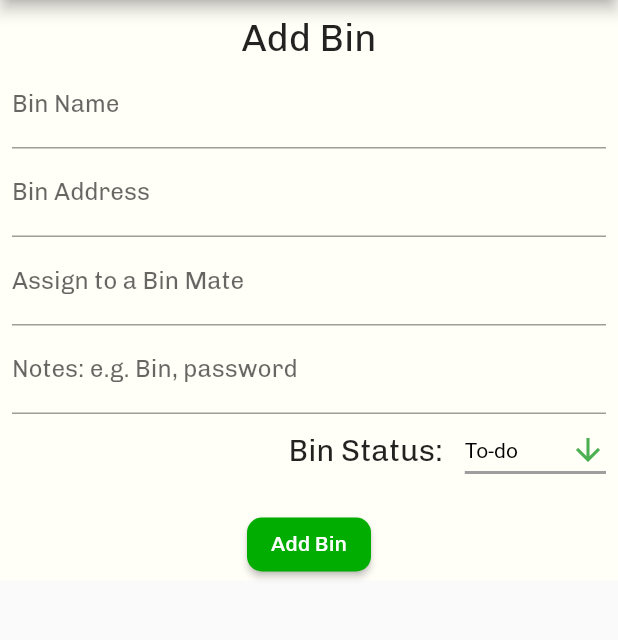
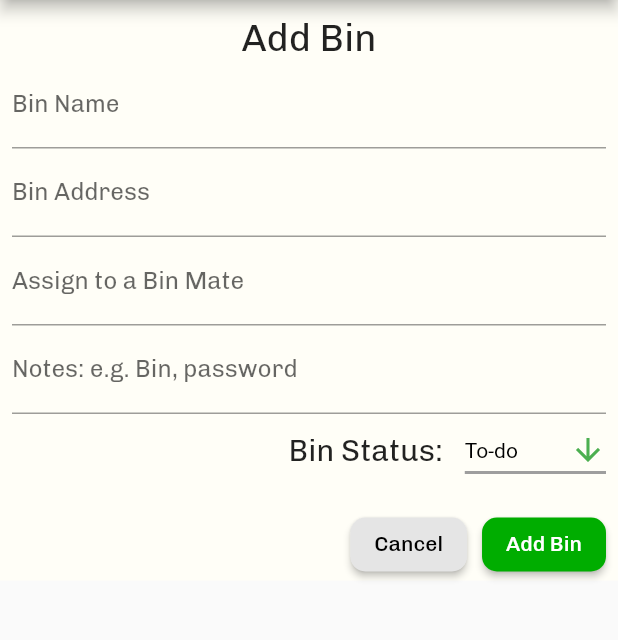
Before and after one commit to Matirix/BinMates, a Flutter app: the screen it shows once a user with an empty profile is signed in, after a tap on the "add" icon, on a phone screen of 412 x 824 dp, the part 90-730 px from its top. Run offline on Flutter 3.47's test engine with Material 2 defaults, Android fonts, the phone set to English and light mode, and no system bars; our stand-ins replace cloud_firestore, firebase_auth, firebase_core, google_maps_flutter; missing offline and left inert: dart:ffi; accounts and stored records are empty; network calls fail.

Commit message:
Added more documentation and refactored the names to be more consistent

```diff
--- a/lib/addBin.dart
+++ b/lib/addBin.dart
@@ -1,7 +1,7 @@
 import 'package:binmatesapp/customAppBar.dart';
 import 'package:binmatesapp/databaseinterface.dart';
 import 'package:binmatesapp/main.dart';
-import 'package:binmatesapp/models/marker_model.dart';
+import 'package:binmatesapp/models/binModel.dart';
 import 'screenNav.dart';
 import 'package:flutter/material.dart';
 import 'package:flutter/src/widgets/framework.dart';
@@ -42,7 +42,8 @@ class _AddBinAdminState extends State<AddBinAdmin> {
       _binAddressController.text,
     );
 
-    MarkerModel binInfo = MarkerModel(
+    /// Create a new bin object
+    Bin binInfo = Bin(
       binName: _binNameController.text,
       binAddress: _binAddressController.text,
       Lat: latLng!.latitude,
@@ -106,11 +107,38 @@ class _AddBinAdminState extends State<AddBinAdmin> {
                     const SizedBox(
                       height: 15,
                     ),
+                    Row(
+                      mainAxisAlignment: MainAxisAlignment.end,
+                      children: [
+                        ElevatedButton(
+                          style: ElevatedButton.styleFrom(
+                            // light white color
+                            backgroundColor: const Color(0xFFE5E5E5),
+                            shape: const RoundedRectangleBorder(
+                              borderRadius:
+                                  BorderRadius.all(Radius.circular(10)),
+                            ),
+                          ),
+                          onPressed: () {
+                            Navigator.push(
+                              context,
+                              MaterialPageRoute(
+                                builder: (context) => const NavBar(),
+                              ),
+                            );
+                          },
+                          child: const Text('Cancel',
+                              style: TextStyle(color: Colors.black)),
+                        ),
+                        const SizedBox(
+                          width: 10,
+                        ),
                         ElevatedButton(
                           style: ElevatedButton.styleFrom(
                             backgroundColor: const Color(0xFF00AD00),
                             shape: const RoundedRectangleBorder(
-                          borderRadius: BorderRadius.all(Radius.circular(10)),
+                              borderRadius:
+                                  BorderRadius.all(Radius.circular(10)),
                             ),
                           ),
                           onPressed: () async {
@@ -123,6 +151,8 @@ class _AddBinAdminState extends State<AddBinAdmin> {
                             );
                           },
                           child: const Text('Add Bin'),
+                        ),
+                      ],
                     ),
                   ],
                 ))
--- a/lib/binDetails.dart
+++ b/lib/binDetails.dart
@@ -9,6 +9,7 @@ class BinDetails extends StatefulWidget {
   State<BinDetails> createState() => _BinDetailsState();
 }
 
+/// This is a list to display the status of the bin.
 const List<String> statusList = <String>[
   'To-do',
   'In-progress',
@@ -16,10 +17,8 @@ const List<String> statusList = <String>[
   'Completed'
 ];
 
+/// This is where we will load the specific bin information.
 class _BinDetailsState extends State<BinDetails> {
-  /**
-   * This is where we will load the specific bin information.
-   */
   Map clientData = {};
 
   @override
--- a/lib/customAppBar.dart
+++ b/lib/customAppBar.dart
@@ -1,6 +1,7 @@
 import 'package:flutter/material.dart';
 import 'databaseinterface.dart';
 
+/// This is for the header of the app
 class CustomAppBar extends StatelessWidget implements PreferredSizeWidget {
   final String? title;
 
--- a/lib/databaseinterface.dart
+++ b/lib/databaseinterface.dart
@@ -1,13 +1,14 @@
 import 'dart:convert';
-import 'package:binmatesapp/models/marker_model.dart';
+import 'package:binmatesapp/models/binModel.dart';
 import 'package:firebase_auth/firebase_auth.dart';
 import 'package:http/http.dart' as http;
 import 'package:cloud_firestore/cloud_firestore.dart';
 import 'package:google_maps_flutter/google_maps_flutter.dart';
 
-import 'models/user_model.dart';
+import 'models/userModel.dart';
 
 class DBInterface {
+  /// Adds the user info to the database
   Future addUserInfo(String userId, Map<String, dynamic> userInfoMap) async {
     return FirebaseFirestore.instance
         .collection("users")
@@ -18,6 +19,8 @@ class DBInterface {
     });
   }
 
+  /// Converts the address into a lat and long using the google maps api
+  /// Returns a LatLng object
   Future<LatLng?> geocodeAddress(String address) async {
     // Should be replaced with a google plan
     var apiKey = 'AIzaSyA5BimNCeljcJ9mFCvxDQyckRAnIWfh_zo';
@@ -36,7 +39,8 @@ class DBInterface {
     return null;
   }
 
-  Future addBinInfo(MarkerModel bin) async {
+  /// Adds a bin to the database
+  Future addBinInfo(Bin bin) async {
     return FirebaseFirestore.instance
         .collection("bins")
         .add(bin.toJson())
@@ -45,15 +49,17 @@ class DBInterface {
     });
   }
 
+  /// Gets the user info from the database
   Future<DocumentSnapshot> getUserInfo(String userId) async {
     return FirebaseFirestore.instance.collection("users").doc(userId).get();
   }
 
+  /// Gets all the bins from the database
   Future<List> getBins() async {
     QuerySnapshot querySnapshot =
         await FirebaseFirestore.instance.collection('bins').get();
     List binList = querySnapshot.docs
-        .map((doc) => MarkerModel.fromJson(doc.data() as Map<String, dynamic>))
+        .map((doc) => Bin.fromJson(doc.data() as Map<String, dynamic>))
         .toList();
     return binList;
   }
@@ -66,11 +72,13 @@ class Auth {
 
   Stream<User?> get authStateChanges => _firebaseAuth.authStateChanges();
 
+  /// Signs in the user
   Future<void> signIn({required String email, required String password}) async {
     await _firebaseAuth.signInWithEmailAndPassword(
         email: email, password: password);
   }
 
+  /// Signs up the userand adds the user info to the database
   Future<void> signUp(
       {required String email,
       required String password,
@@ -98,6 +106,7 @@ class Auth {
         .addUserInfo(userCredential.user!.uid, userModel.toJson());
   }
 
+  /// Signs out the user
   Future<void> signOut() async {
     await _firebaseAuth.signOut();
   }
--- a/lib/models/marker_model.dart
+++ b/lib/models/binModel.dart
@@ -1,9 +1,10 @@
+
 import 'dart:convert';
 import 'package:flutter/material.dart';
 import 'package:http/http.dart' as http;
 import 'package:google_maps_flutter/google_maps_flutter.dart';
 
-class MarkerModel {
+class Bin {
   String binAddress;
   double Lat;
   double Lng;
@@ -13,7 +14,7 @@ class MarkerModel {
   String status;
   Marker? marker;
 
-  MarkerModel(
+  Bin(
       {required this.binAddress,
       required this.Lat,
       required this.Lng,
@@ -30,9 +31,9 @@ class MarkerModel {
     return marker;
   }
 
-  factory MarkerModel.fromJson(Map<String, dynamic> json) {
+  factory Bin.fromJson(Map<String, dynamic> json) {
     /**
-     * This function converts the JSON object from the database into a MarkerModel object
+     * This function converts the JSON object from the database into a Bin object
      */
 
     Marker? marker;
@@ -51,7 +52,7 @@ class MarkerModel {
       ),
     );
 
-    return MarkerModel(
+    return Bin(
       binAddress: json['binAddress'],
       Lat: json['Lat'],
       Lng: json['Lng'],
@@ -65,7 +66,7 @@ class MarkerModel {
 
   toJson() {
     /**
-     * This function converts the MarkerModel object into a JSON object to parse into the database
+     * This function converts the Bin object into a JSON object to parse into the database
      */
     return {
       "binAddress": binAddress,
--- a/lib/models/user_model.dart
+++ b/lib/models/userModel.dart
@@ -1,3 +1,5 @@
+
+/// This file contains the [UserModel] class. This is used for binmate accounts
 class UserModel {
   final String? uid;
   final String? firstName;
@@ -17,6 +19,7 @@ class UserModel {
     this.role,
   });
 
+  /// Converts a [userModel] to a [Map].
   toJson() {
     return {
       'uid': uid,
--- a/lib/signIn.dart
+++ b/lib/signIn.dart
@@ -25,7 +25,7 @@ class _LoginState extends State<Login> {
      * Sign in Function
      */
 
-    // TODO Broken show dialog. It does not dissappear when successfully signed in
+    /// Show loading icon
     showDialog(
       context: context,
       barrierDismissible: false,
@@ -46,6 +46,7 @@ class _LoginState extends State<Login> {
   @override
   Widget build(BuildContext context) {
     return Scaffold(
+      resizeToAvoidBottomInset: false,
       body: Column(children: [
         Container(
           color: const Color(0xFFFFFEF7),
@@ -53,16 +54,16 @@ class _LoginState extends State<Login> {
           child: Column(
             mainAxisAlignment: MainAxisAlignment.spaceAround,
             children: [
-              const SizedBox(height: 100.0),
+              const SizedBox(height: 50.0),
               const Image(
                 image: AssetImage('images/BinMates-Logos_RGB.png'),
-                width: 300,
+                width: 200,
                 height: 100,
               ),
               const Image(
                 image: AssetImage('images/Bear.png'),
                 width: 300,
-                height: 300,
+                height: 100,
               ),
               const Padding(
                 padding: EdgeInsets.all(10.0),
@@ -81,31 +82,30 @@ class _LoginState extends State<Login> {
                   decoration: const InputDecoration(
                     border: OutlineInputBorder(
                         borderRadius: BorderRadius.all(Radius.circular(10))),
-                    hintText: 'Email',
+                    labelText: 'Email',
                   ),
                 ),
               ),
               Padding(
                 padding:
                     const EdgeInsets.symmetric(horizontal: 8, vertical: 10),
-                child: TextField(
+                child: TextFormField(
                   controller: _passwordController,
                   decoration: const InputDecoration(
-                    border: OutlineInputBorder(
-                        borderRadius: BorderRadius.all(Radius.circular(10))),
-                    hintText: 'Password',
-                  ),
+                      border: OutlineInputBorder(
+                          borderRadius: BorderRadius.all(Radius.circular(10))),
+                      labelText: 'Password'),
                 ),
               ),
-              const SizedBox(height: 20.0),
+              const SizedBox(height: 10.0),
               loginButton(), // Login Button
               const SizedBox(height: 10.0),
-              const SizedBox(
-                height: 20.0,
-                child: Divider(
-                  color: Colors.black,
-                ),
-              ),
+              // const SizedBox(
+              //   height: 20.0,
+              //   child: Divider(
+              //     color: Colors.black,
+              //   ),
+              // ),
               const Text(
                 'Forgot Password?',
                 style: TextStyle(
@@ -127,7 +127,7 @@ class _LoginState extends State<Login> {
      */
     return SizedBox(
       width: 100,
-      height: 50,
+      height: 40,
       child: ElevatedButton(
         style: ElevatedButton.styleFrom(
           backgroundColor: const Color(0xFF00AD00),
--- a/lib/utils.dart
+++ b/lib/utils.dart
@@ -1,7 +1,11 @@
 import 'package:flutter/material.dart';
 
+/// This is a utility class that contains functions that are used throughout the app
 class Utils {
   static final messengerKey = GlobalKey<ScaffoldMessengerState>();
+
+  /// This function is used to show a snackbar ( a small window popup at the bottom of the screen)
+  /// Used for errors or successfull adding of adocument to the database
   static showSnackBar(String? text, Color? color) {
     if (text == null) return;
     final snackBar = SnackBar(
```
Also changed, not shown: lib/binList.dart (+2 -5 lines), lib/main.dart (+0 -85 lines), lib/screenNav.dart (+4 -5 lines), lib/signup.dart (+9 -4 lines). Lines whose indentation alone changed are shown as unchanged.
